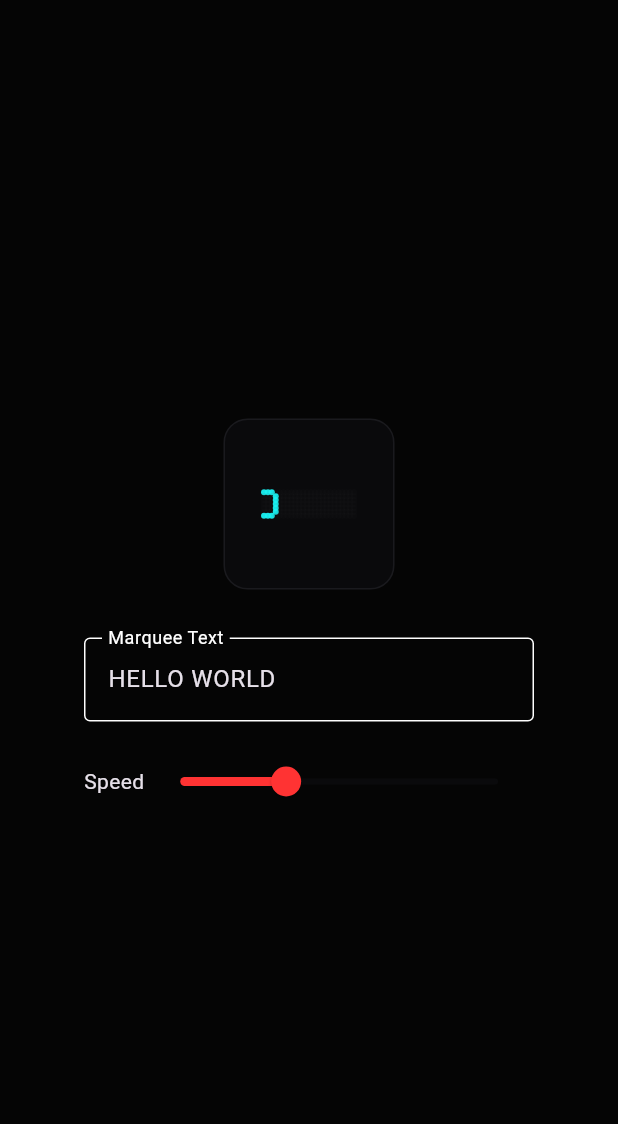
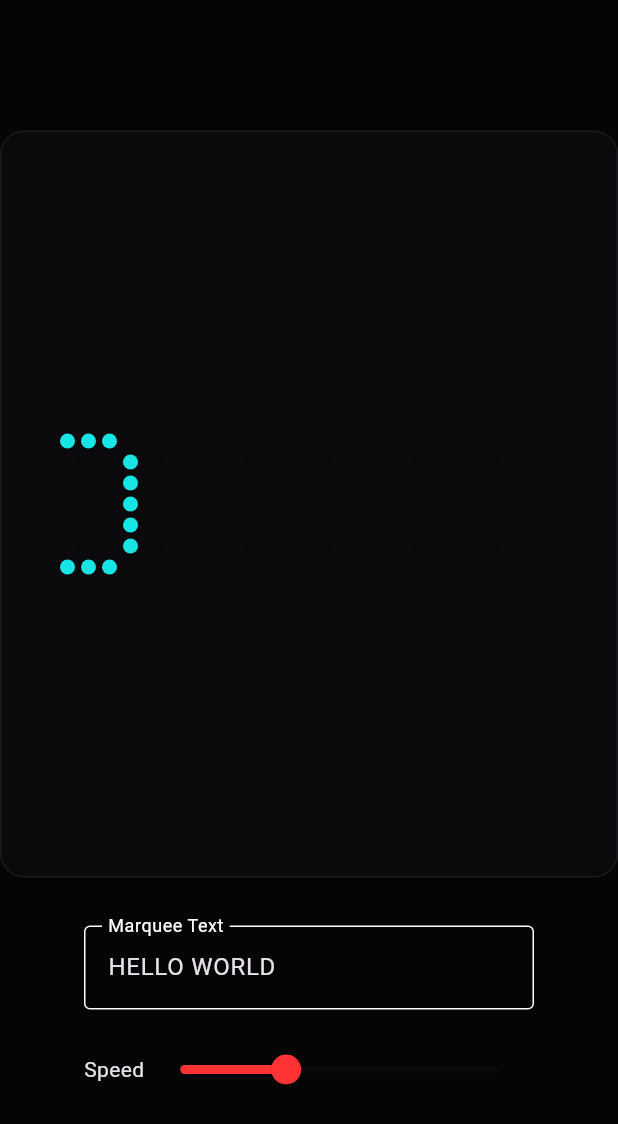
Before and after one commit to hooshyar/flutter_dot_loader, a Flutter app: the TextScreen widget shown alone on an empty page, opened directly, on a phone screen of 412 x 824 dp. Shown: the top 1124 px of the screen. Run offline on Flutter 3.47's test engine with Material 3 defaults, Android fonts, the light colour scheme and no system bars.

Commit message:
fix(example): set proper sizes for new example tabs and boost grid opacity

```diff
--- a/example/lib/main.dart
+++ b/example/lib/main.dart
@@ -1276,19 +1276,23 @@ class _TextScreenState extends State<TextScreen> {
         mainAxisAlignment: MainAxisAlignment.center,
         children: [
           Container(
-            padding: const EdgeInsets.all(24),
+            padding: const EdgeInsets.symmetric(horizontal: 24, vertical: 48),
             decoration: BoxDecoration(
               color: const Color(0xFF0A0A0C),
               borderRadius: BorderRadius.circular(16),
               border: Border.all(color: const Color(0xFF1A1A1E)),
             ),
             child: MatrixLoader(
+              size: 400,
+              dotSize: 10,
+              spacing: 4,
               columns: 24,
               rows: 7,
               pattern: MatrixPattern.custom,
               duration: Duration(milliseconds: (10000 / _speed).round()),
               customIntensity: MatrixText.scrolling(_text, loopPadding: 24),
               activeColor: Colors.cyanAccent,
+              inactiveColor: const Color(0xFF1A1A1E),
             ),
           ),
           const SizedBox(height: 32),
@@ -1354,16 +1358,17 @@ class _InteractiveScreenState extends State<InteractiveScreen> {
           ),
           const SizedBox(height: 32),
           MatrixLoader(
+            size: 220,
             columns: 8,
             rows: 8,
             dotSize: 20,
             spacing: 8,
+            opacityBase: 0.2,
             pattern: MatrixPattern.custom,
             duration: const Duration(seconds: 1),
-            // We just return the static state of our interactive grid
             customIntensity: (row, col, progress) => _grid[row][col].toDouble(),
             activeColor: Colors.amberAccent,
-            inactiveColor: const Color(0xFF1A1A1E),
+            inactiveColor: const Color(0xFF3A3A40),
             onDotTapped: (row, col) {
               setState(() {
                 _grid[row][col] = _grid[row][col] == 1 ? 0 : 1;
```
